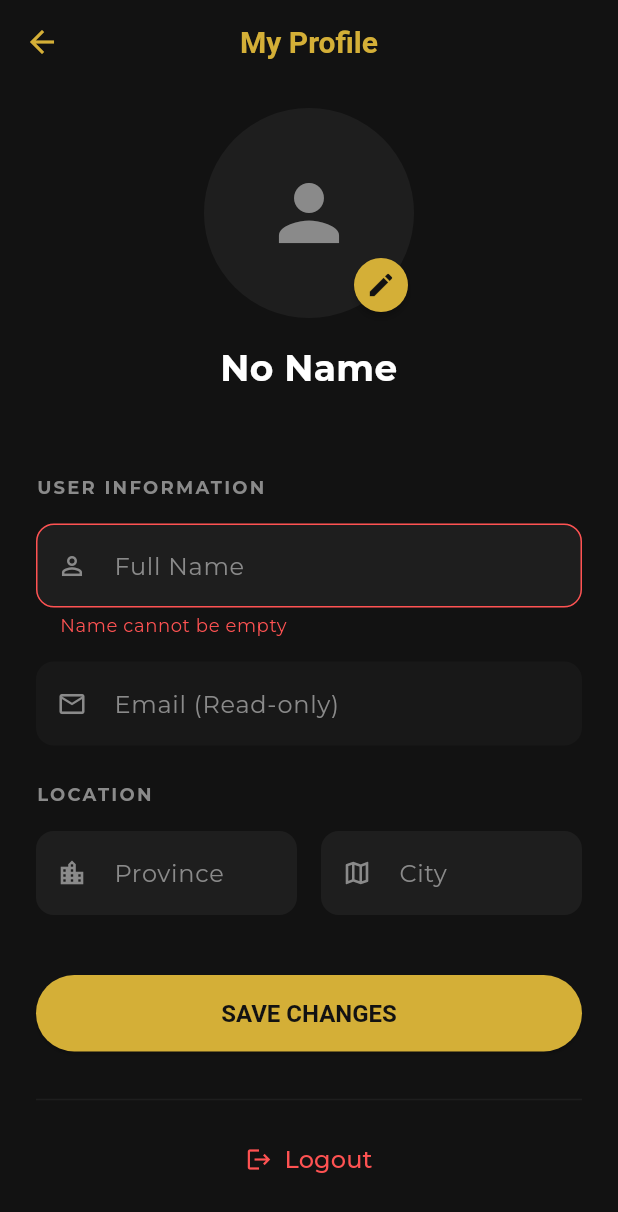
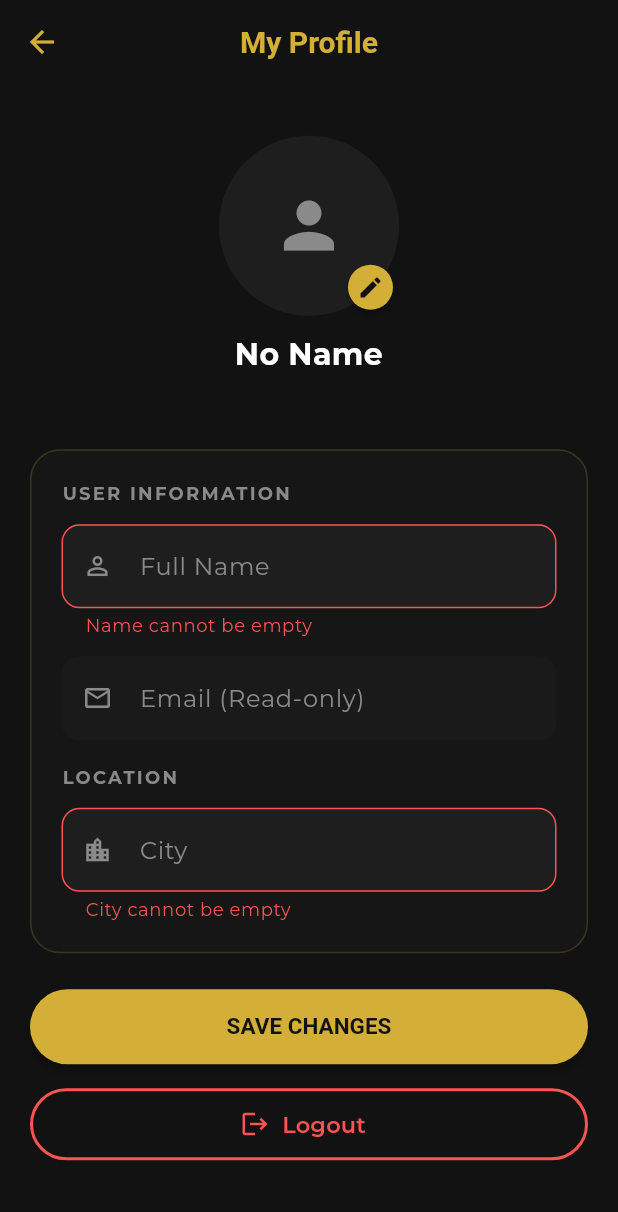
Before and after one commit to adalahruna/UAS-PBP-CINEMA-NOIR, a Flutter app: the ProfilePage screen opened by its route, after a tap on "SAVE CHANGES", on a phone screen of 412 x 824 dp. Shown: the top 1212 px of the screen. Run offline on Flutter 3.47's test engine with Material 3 defaults, Android fonts, the phone set to English and light mode, and no system bars; our stand-ins replace animated_text_kit, bloc, cached_network_image, carousel_slider, cloud_firestore, dio and 10 more; missing offline and left inert: dart:html, dart:ui_web; accounts and stored records are empty; network calls fail.

Commit message:
enhanced profile page

```diff
--- a/lib/features/home/presentation/pages/profile_page.dart
+++ b/lib/features/home/presentation/pages/profile_page.dart
@@ -23,7 +23,6 @@ class _ProfilePageState extends State<ProfilePage> {
   final _formKey = GlobalKey<FormState>();
 
   final _nameCtrl = TextEditingController();
-  final _provCtrl = TextEditingController();
   final _cityCtrl = TextEditingController();
 
   Uint8List? _newImageBytes;
@@ -41,7 +40,6 @@ class _ProfilePageState extends State<ProfilePage> {
   @override
   void dispose() {
     _nameCtrl.dispose();
-    _provCtrl.dispose();
     _cityCtrl.dispose();
     super.dispose();
   }
@@ -64,7 +62,6 @@ class _ProfilePageState extends State<ProfilePage> {
         if (mounted) {
           setState(() {
             _nameCtrl.text = data['fullName'] ?? _nameCtrl.text;
-            _provCtrl.text = data['province'] ?? '';
             _cityCtrl.text = data['city'] ?? '';
             if (data['photoUrl'] != null && data['photoUrl'].isNotEmpty) {
               _currentPhotoUrl = data['photoUrl'];
@@ -111,7 +108,7 @@ class _ProfilePageState extends State<ProfilePage> {
     context.read<AuthCubit>().updateProfile(
           uid: user!.uid,
           fullName: _nameCtrl.text.trim(),
-          province: _provCtrl.text.trim(),
+          province: 'Jawa Timur', // Default province
           city: _cityCtrl.text.trim(),
           imageBytes: _newImageBytes,
           imageExtension: _imageExtension,
@@ -196,8 +193,19 @@ class _ProfilePageState extends State<ProfilePage> {
               imageProvider = NetworkImage(_currentPhotoUrl!);
             }
 
-            return SingleChildScrollView(
-              padding: const EdgeInsets.symmetric(horizontal: 24.0, vertical: 16.0),
+            return LayoutBuilder(
+              builder: (context, constraints) {
+                final screenWidth = constraints.maxWidth;
+                final isMobile = screenWidth < 768;
+
+                return Center(
+                  child: SingleChildScrollView(
+                    padding: EdgeInsets.symmetric(
+                      horizontal: isMobile ? 20 : 32,
+                      vertical: isMobile ? 16 : 24,
+                    ),
+                    child: ConstrainedBox(
+                      constraints: const BoxConstraints(maxWidth: 600),
                       child: Form(
                         key: _formKey,
                         child: Column(
@@ -209,11 +217,11 @@ class _ProfilePageState extends State<ProfilePage> {
                                 clipBehavior: Clip.none,
                                 children: [
                                   CircleAvatar(
-                            radius: 70,
+                                    radius: isMobile ? 60 : 70,
                                     backgroundColor: AppColors.darkGrey,
                                     backgroundImage: imageProvider,
                                     child: (imageProvider == null)
-                                ? const Icon(Icons.person, size: 60, color: AppColors.textGrey)
+                                        ? Icon(Icons.person, size: isMobile ? 50 : 60, color: AppColors.textGrey)
                                         : null,
                                   ),
                                   Positioned(
@@ -226,9 +234,13 @@ class _ProfilePageState extends State<ProfilePage> {
                                       child: InkWell(
                                         onTap: isSaving ? null : _pickImage,
                                         customBorder: const CircleBorder(),
-                                child: const Padding(
-                                  padding: EdgeInsets.all(8.0),
-                                  child: Icon(Icons.edit, color: AppColors.darkBackground, size: 20),
+                                        child: Padding(
+                                          padding: EdgeInsets.all(isMobile ? 6 : 8),
+                                          child: Icon(
+                                            Icons.edit,
+                                            color: AppColors.darkBackground,
+                                            size: isMobile ? 18 : 20,
+                                          ),
                                         ),
                                       ),
                                     ),
@@ -236,63 +248,83 @@ class _ProfilePageState extends State<ProfilePage> {
                                 ],
                               ),
                             ),
-                    const SizedBox(height: 16),
+                            SizedBox(height: isMobile ? 12 : 16),
                             Center(
                               child: Text(
                                 _nameCtrl.text.isNotEmpty ? _nameCtrl.text : "No Name",
                                 textAlign: TextAlign.center,
-                        style: const TextStyle(color: AppColors.textWhite, fontSize: 24, fontWeight: FontWeight.bold),
+                                style: TextStyle(
+                                  color: AppColors.textWhite,
+                                  fontSize: isMobile ? 20 : 24,
+                                  fontWeight: FontWeight.bold,
                                 ),
                               ),
+                            ),
+                            const SizedBox(height: 4),
                             Center(
                               child: Text(
                                 user?.email ?? '',
-                        style: const TextStyle(color: AppColors.textGrey, fontSize: 16),
+                                style: TextStyle(
+                                  color: AppColors.textGrey,
+                                  fontSize: isMobile ? 14 : 16,
                                 ),
                               ),
-                    const SizedBox(height: 32),
+                            ),
+                            SizedBox(height: isMobile ? 24 : 32),
 
-                    // --- Form Section ---
+                            // --- Form Container ---
+                            Container(
+                              padding: EdgeInsets.all(isMobile ? 20 : 24),
+                              decoration: BoxDecoration(
+                                color: AppColors.darkGrey.withOpacity(0.3),
+                                borderRadius: BorderRadius.circular(20),
+                                border: Border.all(
+                                  color: AppColors.gold.withOpacity(0.2),
+                                  width: 1,
+                                ),
+                              ),
+                              child: Column(
+                                crossAxisAlignment: CrossAxisAlignment.stretch,
+                                children: [
                                   _buildSectionHeader('User Information'),
-                    const SizedBox(height: 16),
+                                  SizedBox(height: isMobile ? 12 : 16),
                                   TextFormField(
                                     controller: _nameCtrl,
-                      decoration: _buildInputDecoration(label: 'Full Name', icon: Icons.person_outline),
+                                    decoration: _buildInputDecoration(
+                                      label: 'Full Name',
+                                      icon: Icons.person_outline,
+                                    ),
                                     style: const TextStyle(color: AppColors.textWhite),
                                     validator: (v) => v!.isEmpty ? 'Name cannot be empty' : null,
                                   ),
-                    const SizedBox(height: 16),
+                                  SizedBox(height: isMobile ? 12 : 16),
                                   TextFormField(
                                     initialValue: user?.email,
-                      // readOnly: true,
+                                    readOnly: true,
                                     style: const TextStyle(color: AppColors.textGrey),
-                      decoration: _buildInputDecoration(label: 'Email (Read-only)', icon: Icons.email_outlined).copyWith(
+                                    decoration: _buildInputDecoration(
+                                      label: 'Email (Read-only)',
+                                      icon: Icons.email_outlined,
+                                    ).copyWith(
                                       fillColor: AppColors.darkGrey.withOpacity(0.5),
                                     ),
                                   ),
-                    const SizedBox(height: 24),
+                                  SizedBox(height: isMobile ? 16 : 20),
                                   _buildSectionHeader('Location'),
-                    const SizedBox(height: 16),
-                    Row(
-                      children: [
-                        Expanded(
-                          child: TextFormField(
-                            controller: _provCtrl,
-                            style: const TextStyle(color: AppColors.textWhite),
-                            decoration: _buildInputDecoration(label: 'Province', icon: Icons.location_city_outlined),
-                          ),
-                        ),
-                        const SizedBox(width: 16),
-                        Expanded(
-                          child: TextFormField(
+                                  SizedBox(height: isMobile ? 12 : 16),
+                                  TextFormField(
                                     controller: _cityCtrl,
                                     style: const TextStyle(color: AppColors.textWhite),
-                            decoration: _buildInputDecoration(label: 'City', icon: Icons.map_outlined),
+                                    decoration: _buildInputDecoration(
+                                      label: 'City',
+                                      icon: Icons.location_city,
                                     ),
+                                    validator: (v) => v!.isEmpty ? 'City cannot be empty' : null,
                                   ),
                                 ],
                               ),
-                    const SizedBox(height: 40),
+                            ),
+                            SizedBox(height: isMobile ? 24 : 32),
 
                             // --- Save Button ---
                             ElevatedButton(
@@ -300,34 +332,57 @@ class _ProfilePageState extends State<ProfilePage> {
                               style: ElevatedButton.styleFrom(
                                 backgroundColor: AppColors.gold,
                                 foregroundColor: AppColors.darkBackground,
-                        minimumSize: const Size(double.infinity, 50),
-                        shape: RoundedRectangleBorder(borderRadius: BorderRadius.circular(30)),
-                        textStyle: const TextStyle(fontSize: 16, fontWeight: FontWeight.bold),
+                                minimumSize: Size(double.infinity, isMobile ? 48 : 54),
+                                shape: RoundedRectangleBorder(
+                                  borderRadius: BorderRadius.circular(30),
+                                ),
+                                elevation: 3,
+                                textStyle: TextStyle(
+                                  fontSize: isMobile ? 15 : 16,
+                                  fontWeight: FontWeight.bold,
+                                ),
                               ),
                               child: isSaving
                                   ? const SizedBox(
                                       width: 24,
                                       height: 24,
-                              child: CircularProgressIndicator(strokeWidth: 3, color: AppColors.darkBackground),
+                                      child: CircularProgressIndicator(
+                                        strokeWidth: 3,
+                                        color: AppColors.darkBackground,
+                                      ),
                                     )
                                   : const Text('SAVE CHANGES'),
                             ),
-                    const SizedBox(height: 24),
-                    const Divider(color: AppColors.darkGrey),
-                    const SizedBox(height: 8),
+                            SizedBox(height: isMobile ? 16 : 20),
+
                             // --- Logout Button ---
-                    TextButton.icon(
+                            OutlinedButton.icon(
                               onPressed: isSaving ? null : _logout,
-                      icon: const Icon(Icons.logout, color: Colors.redAccent),
-                      label: const Text('Logout', style: TextStyle(color: Colors.redAccent, fontSize: 16)),
-                      style: TextButton.styleFrom(
-                        padding: const EdgeInsets.symmetric(vertical: 12),
-                        shape: RoundedRectangleBorder(borderRadius: BorderRadius.circular(30)),
+                              icon: const Icon(Icons.logout, color: Colors.redAccent, size: 20),
+                              label: Text(
+                                'Logout',
+                                style: TextStyle(
+                                  color: Colors.redAccent,
+                                  fontSize: isMobile ? 15 : 16,
+                                  fontWeight: FontWeight.w600,
                                 ),
                               ),
+                              style: OutlinedButton.styleFrom(
+                                minimumSize: Size(double.infinity, isMobile ? 48 : 54),
+                                side: const BorderSide(color: Colors.redAccent, width: 2),
+                                shape: RoundedRectangleBorder(
+                                  borderRadius: BorderRadius.circular(30),
+                                ),
+                              ),
+                            ),
+                            SizedBox(height: isMobile ? 16 : 24),
                           ],
                         ),
                       ),
+                    ),
+                  ),
+                );
+              },
             );
           },
         ),
```
Lines whose indentation alone changed are shown as unchanged.
